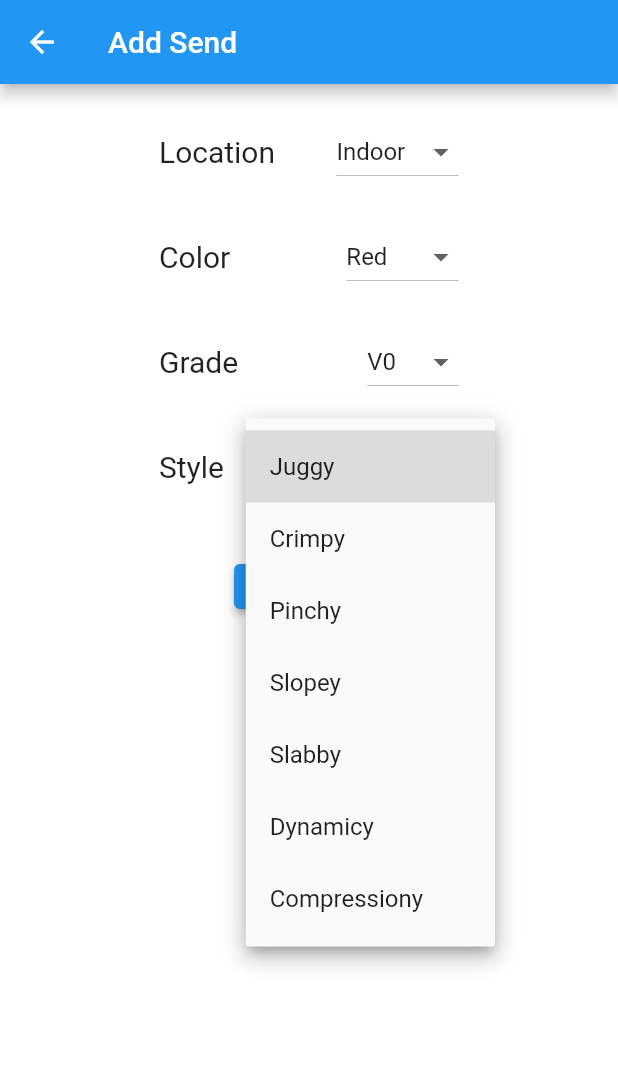
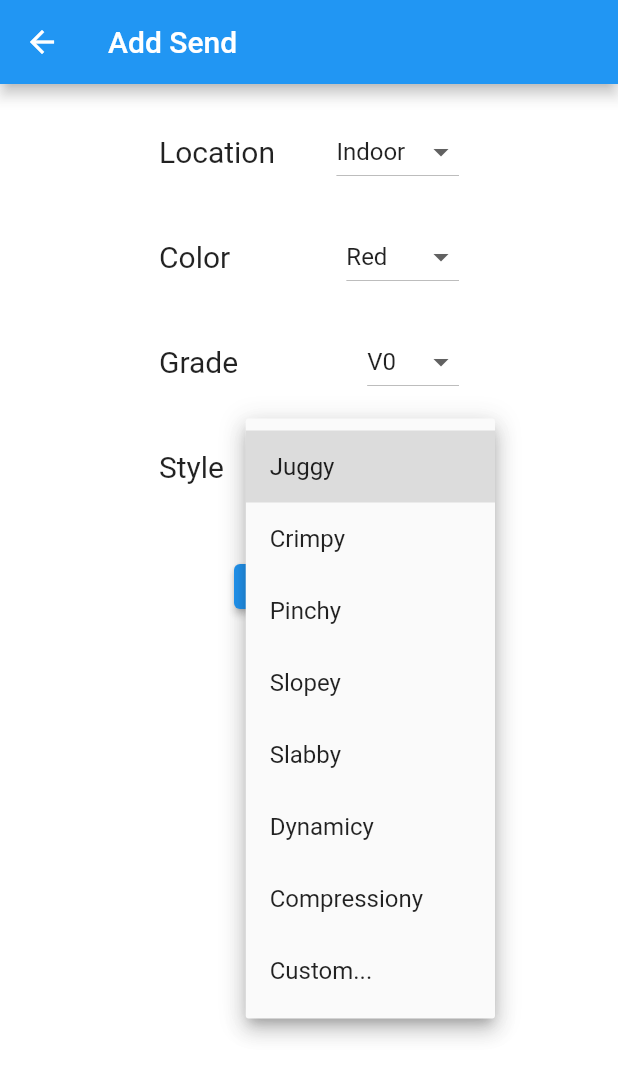
Before and after one commit to dvtran99/Send-Tracker-App, a Flutter app: the AddSendScreen screen opened directly, after a tap on "Juggy", on a phone screen of 412 x 824 dp. Shown: the top 1078 px of the screen. Run offline on Flutter 3.47's test engine with Material 2 defaults, Android fonts, the phone set to English and light mode, and no system bars.

Commit message:
Add custom option to styles

```diff
--- a/send_tracker_app/lib/screens/add-send-screen.dart
+++ b/send_tracker_app/lib/screens/add-send-screen.dart
@@ -16,6 +16,9 @@ class AddSendScreenState extends State<AddSendScreen> {
   String styleValue = 'Juggy';
 
   List<String> styles = <String>[];
+
+  bool showCustomStyle = false;
+  final customStyleController = TextEditingController();
 
   List<DropdownMenuItem<String>> get locationItems {
     return [
@@ -150,6 +153,10 @@ class AddSendScreenState extends State<AddSendScreen> {
         value: 'Compressiony',
         child: Text('Compressiony'),
       ),
+      DropdownMenuItem(
+        value: 'Custom...',
+        child: Text('Custom...'),
+      ),
     ];
   }
 
@@ -237,6 +244,10 @@ class AddSendScreenState extends State<AddSendScreen> {
                     onChanged: (String? newValue) {
                       setState(() {
                         styleValue = newValue!;
+                        if (styleValue == 'Custom...') {
+                          showCustomStyle = true;
+                          return;
+                        }
                         if (!styles.contains(styleValue)) {
                           styles.add(styleValue);
                         }
@@ -245,6 +256,45 @@ class AddSendScreenState extends State<AddSendScreen> {
               ],
             ),
           ),
+          if (showCustomStyle) ...[
+            SizedBox(height: 20),
+            SizedBox(
+              height: 50,
+              width: 200,
+              child: Row(
+                mainAxisAlignment: MainAxisAlignment.spaceBetween,
+                children: [
+                  SizedBox(
+                    height: 50,
+                    width: 150,
+                    child: TextField(
+                      controller: customStyleController,
+                      decoration: InputDecoration(hintText: 'Custom Style'),
+                    ),
+                  ),
+                  SizedBox(
+                    height: 50,
+                    width: 50,
+                    child: ElevatedButton(
+                        onPressed: () {
+                          setState(() {
+                            if (!styles.contains(customStyleController.text)) {
+                              styles.add(customStyleController.text);
+                              customStyleController.text = '';
+                              showCustomStyle = false;
+                              styleValue = 'Juggy';
+                            }
+                          });
+                        },
+                        child: Text(
+                          '+',
+                          style: textTheme,
+                        )),
+                  )
+                ],
+              ),
+            ),
+          ],
           SizedBox(height: 20),
           SizedBox(
             height: 50.0 * styles.length,
@@ -285,4 +335,10 @@ class AddSendScreenState extends State<AddSendScreen> {
       )),
     );
   }
+
+  @override
+  void dispose() {
+    customStyleController.dispose();
+    super.dispose();
+  }
 }
```
